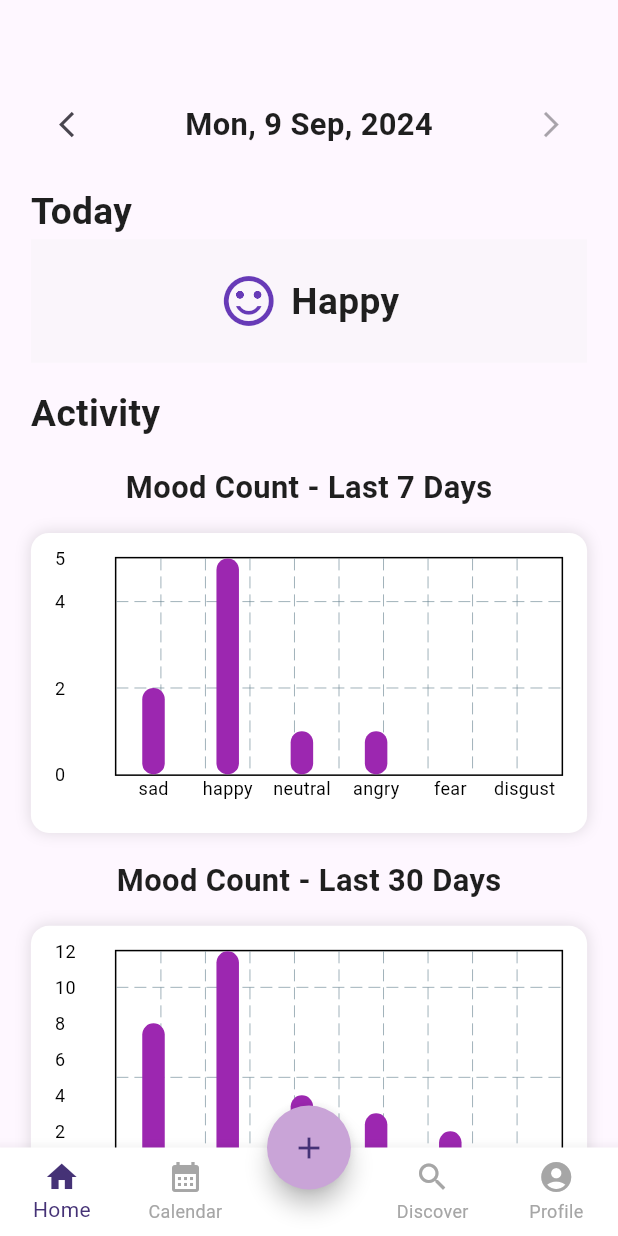
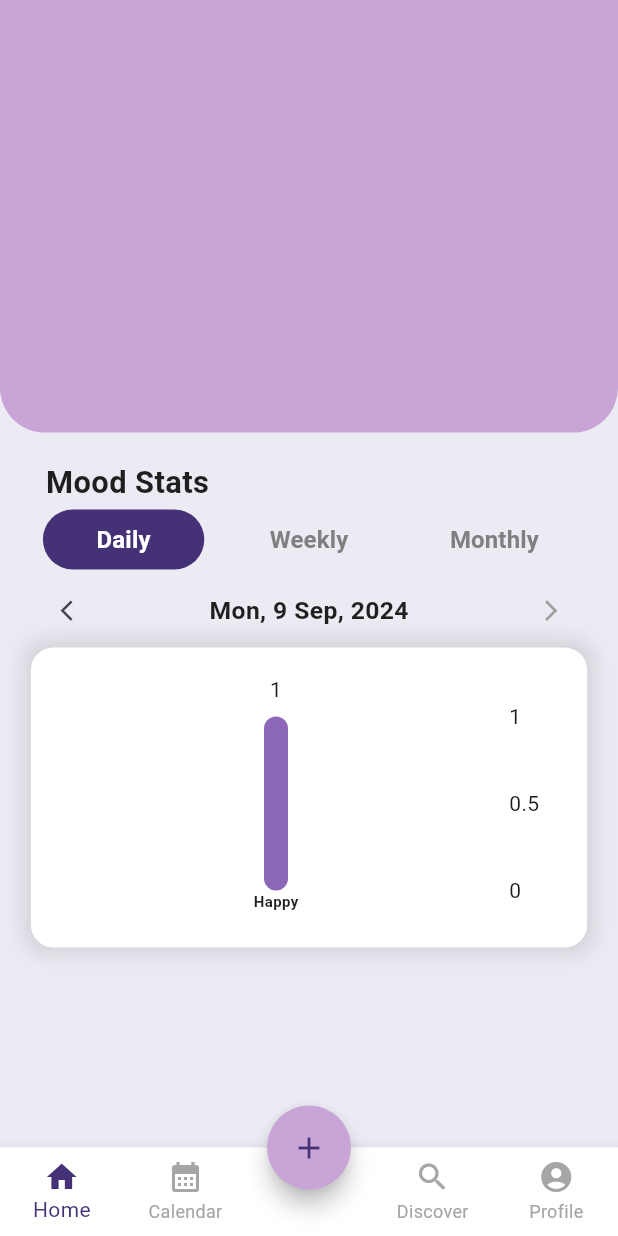
Before and after one commit to yjia28tan/EmoSense-Application, a Flutter app: the HomePage screen opened by its route, after a tap on "OK", on a phone screen of 412 x 824 dp. Run offline on Flutter 3.47's test engine with Material 3 defaults, Android fonts, the phone set to English and light mode, and no system bars; drawn by our look-alikes of fl_chart; our stand-ins replace cloud_firestore, firebase_auth, firebase_core, flutter_dotenv, google_fonts, table_calendar; accounts and stored records are empty; network calls fail; statements that could not run were skipped.

Commit message:
Update Home Page design

```diff
--- a/EmoSense/lib/api_services/spotify_services.dart
+++ b/EmoSense/lib/api_services/spotify_services.dart
@@ -36,7 +36,6 @@ class SpotifyService {
 
     if (response.statusCode == 200) {
       final data = json.decode(response.body);
-      print("Genres: $data");
       return List<String>.from(data['genres']);
     } else {
       throw Exception('Failed to load genres');
--- a/EmoSense/lib/main.dart
+++ b/EmoSense/lib/main.dart
@@ -65,7 +65,7 @@ class _MyAppState extends State<MyApp> {
         SigninPage.routeName: (context) => const SigninPage(),
         HomePage.routeName: (context) => HomePage(),
         GenreSelectionPage.routeName: (context) => GenreSelectionPage(),
-        AddEmotionRecordPage.routeName: (context) => AddEmotionRecordPage(),
+        // EmotionDetectionPage.routeName: (context) => EmotionDetectionPage(),
       },
     );
   }
--- a/EmoSense/lib/pages/artists_selection_page.dart
+++ b/EmoSense/lib/pages/artists_selection_page.dart
@@ -1,4 +1,3 @@
-import 'package:auto_size_text/auto_size_text.dart';
 import 'package:cloud_firestore/cloud_firestore.dart';
 import 'package:emosense/design_widgets/app_color.dart';
 import 'package:emosense/design_widgets/font_style.dart';
--- a/EmoSense/lib/pages/forgot_password.dart
+++ b/EmoSense/lib/pages/forgot_password.dart
@@ -4,9 +4,7 @@ import 'package:firebase_auth/firebase_auth.dart';
 import 'package:flutter/material.dart';
 import 'package:emosense/design_widgets/font_style.dart';
 import 'package:emosense/design_widgets/textfield_style.dart';
-import 'package:emosense/pages/signup_page.dart';
-import 'package:emosense/pages/home_page.dart';
-import 'package:emosense/pages/genre_selection_page.dart';
+import 'package:emosense/pages/signin_page.dart';
 
 class ForgotPasswordPage extends StatefulWidget {
   static String routeName = '/ForgotPasswordPage';
@@ -105,7 +103,7 @@ class _ForgotPasswordPageState extends State<ForgotPasswordPage> {
                           }
                         },
                         icon: Icon(Icons.check, color: Color(0xFFF2F2F2)),
-                        label: Text('Send Code', style: homeSubHeaderText),
+                        label: Text('Send Code', style: whiteText),
                       ),
                     ),
 
--- a/EmoSense/lib/pages/home_content_page.dart
+++ b/EmoSense/lib/pages/home_content_page.dart
@@ -1,5 +1,7 @@
+import 'package:emosense/design_widgets/app_color.dart';
 import 'package:fl_chart/fl_chart.dart';
 import 'package:flutter/material.dart';
+import 'package:google_fonts/google_fonts.dart';
 import 'package:intl/intl.dart';
 import '/design_widgets/font_style.dart';
 
@@ -11,15 +13,7 @@ class HomeContentPage extends StatefulWidget {
 class _HomeContentPageState extends State<HomeContentPage> {
   DateTime _selectedDate = DateTime.now();
   late String formattedDate;
-  // String? todayEmotion;
-  // Icon? todayEmotionIcon;
-  String? emotionID;
-
-  @override
-  void initState() {
-    super.initState();
-    formattedDate = DateFormat('E, d MMM, yyyy').format(_selectedDate);
-  }
+  String _selectedView = 'Daily';
 
   // Example data for today mood
   String todayEmotion = "Happy";
@@ -44,11 +38,41 @@ class _HomeContentPageState extends State<HomeContentPage> {
     "disgust": 1,
   };
 
+  @override
+  void initState() {
+    super.initState();
+    _resetToToday(); // Set the initial date and view
+  }
+
+  void _resetToToday() {
+    setState(() {
+      _selectedDate = DateTime.now(); // Reset to today's date
+      _updateFormattedDate(); // Update the date display based on the selected view
+    });
+  }
+
+  void _updateFormattedDate() {
+    if (_selectedView == 'Daily') {
+      formattedDate = DateFormat('E, d MMM, yyyy').format(_selectedDate);
+    } else if (_selectedView == 'Weekly') {
+      formattedDate = _getWeeklyDateRange();
+    } else if (_selectedView == 'Monthly') {
+      formattedDate = DateFormat('MMMM yyyy').format(_selectedDate);
+    }
+  }
+
+  String _getWeeklyDateRange() {
+    final startOfWeek = _selectedDate.subtract(Duration(days: _selectedDate.weekday - 1));
+    final endOfWeek = _selectedDate.add(Duration(days: DateTime.daysPerWeek - _selectedDate.weekday));
+    final startFormatted = DateFormat('d MMM').format(startOfWeek);
+    final endFormatted = DateFormat('d MMM').format(endOfWeek);
+    return '$startFormatted - $endFormatted';
+  }
 
   void _showPreviousDay() {
     setState(() {
       _selectedDate = _selectedDate.subtract(Duration(days: 1));
-      formattedDate = DateFormat('E, d MMM, yyyy').format(_selectedDate);
+      _updateFormattedDate();
     });
   }
 
@@ -56,9 +80,37 @@ class _HomeContentPageState extends State<HomeContentPage> {
     if (!_isToday()) {
       setState(() {
         _selectedDate = _selectedDate.add(Duration(days: 1));
-        formattedDate = DateFormat('E, d MMM, yyyy').format(_selectedDate);
+        _updateFormattedDate();
       });
     }
+  }
+
+  void _showPreviousWeek() {
+    setState(() {
+      _selectedDate = _selectedDate.subtract(Duration(days: 7));
+      _updateFormattedDate();
+    });
+  }
+
+  void _showNextWeek() {
+    setState(() {
+      _selectedDate = _selectedDate.add(Duration(days: 7));
+      _updateFormattedDate();
+    });
+  }
+
+  void _showPreviousMonth() {
+    setState(() {
+      _selectedDate = DateTime(_selectedDate.year, _selectedDate.month - 1, _selectedDate.day);
+      _updateFormattedDate();
+    });
+  }
+
+  void _showNextMonth() {
+    setState(() {
+      _selectedDate = DateTime(_selectedDate.year, _selectedDate.month + 1, _selectedDate.day);
+      _updateFormattedDate();
+    });
   }
 
   bool _isToday() {
@@ -73,117 +125,144 @@ class _HomeContentPageState extends State<HomeContentPage> {
     final screenHeight = MediaQuery.of(context).size.height;
     final screenWidth = MediaQuery.of(context).size.width;
 
+    Map<String, int> moodData;
+    if (_selectedView == 'Weekly') {
+      moodData = weeklyMoodCount;
+    } else if (_selectedView == 'Monthly') {
+      moodData = monthlyMoodCount;
+    } else {
+      moodData = {
+        todayEmotion.toLowerCase(): 1, // Example data for daily mood
+      };
+    }
+
     return Scaffold(
-      body: SingleChildScrollView( // Make the screen scrollable
-        child: Padding(
+      backgroundColor: AppColors.downBackgroundColor,
+      body: Stack(
+        children: [
+          Container(
+            child: Column(
+              children: [
+                Container(
+                  height: screenHeight * 0.35,
+                  decoration: BoxDecoration(
+                    color: AppColors.upBackgroundColor,
+                    borderRadius: BorderRadius.only(
+                      bottomLeft: Radius.circular(30),
+                      bottomRight: Radius.circular(30),
+                    ),
+                  ),
+                ),
+                Padding(
                   padding: EdgeInsets.symmetric(
                       horizontal: screenWidth * 0.05,
-              vertical: screenHeight * 0.05
+                      vertical: screenHeight * 0.01
                   ),
                   child: Column(
                     children: [
+                      Padding(
+                        padding: const EdgeInsets.only(top: 10, left: 10, right: 10),
+                        child: Container(
+                          child: Align(
+                            alignment: Alignment.centerLeft,
+                            child: Text(
+                              'Mood Stats',
+                              style: titleBlack.copyWith(fontSize: screenHeight * 0.025),
+                            ),
+                          ),
+                        ),
+                      ),
+                      Row(
+                        mainAxisAlignment: MainAxisAlignment.spaceEvenly,
+                        children: [
+                          _buildViewButton('Daily'),
+                          _buildViewButton('Weekly'),
+                          _buildViewButton('Monthly'),
+                        ],
+                      ),
+
                       Container(
-                height: screenHeight * 0.1, // Adjusting height based on screen size
                         child: Row(
                           mainAxisAlignment: MainAxisAlignment.spaceBetween,
                           children: [
-                    // Button to go to the previous day
+                            // Button to go to the previous day/week/month
                             IconButton(
-                      iconSize: screenHeight * 0.025, // Adjusting icon size based on screen height
+                              iconSize: screenHeight * 0.02, // Adjusting icon size based on screen height
                               icon: Icon(Icons.arrow_back_ios_outlined),
-                      onPressed: _showPreviousDay,
+                              onPressed: () {
+                                if (_selectedView == 'Daily') {
+                                  _showPreviousDay();
+                                } else if (_selectedView == 'Weekly') {
+                                  _showPreviousWeek();
+                                } else if (_selectedView == 'Monthly') {
+                                  _showPreviousMonth();
+                                }
+                              },
                             ),
                             Text(
                               formattedDate,
-                      style: titleBlack.copyWith(fontSize: screenHeight * 0.025), // Adjust font size
+                              style: titleBlack.copyWith(fontSize: screenHeight * 0.02), // Adjust font size
                             ),
                             IconButton(
-                      iconSize: screenHeight * 0.025, // Adjusting icon size based on screen height
+                              iconSize: screenHeight * 0.02, // Adjusting icon size based on screen height
                               icon: Icon(Icons.arrow_forward_ios_outlined),
-                      onPressed: _isToday() ? null : _showNextDay,
+                              onPressed: () {
+                                if (_selectedView == 'Daily' && !_isToday()) {
+                                  _showNextDay();
+                                } else if (_selectedView == 'Weekly') {
+                                  _showNextWeek();
+                                } else if (_selectedView == 'Monthly') {
+                                  _showNextMonth();
+                                }
+                              },
                               color: _isToday() ? Colors.grey : null, // Grey out the icon if disabled
                             ),
                           ],
                         ),
                       ),
 
-              // SizedBox(height: screenHeight * 0.001), // Adjusting space between date and content
-              Align(
-                alignment: Alignment.centerLeft, // Align the 'Today' text to the left
-                child: Text(
-                  "Today",
-                  style: homepageText.copyWith(fontSize: screenHeight * 0.03),
+                      _buildMoodBarChart(moodData),
+                    ],
                   ),
-              ),
-              SizedBox(height: screenHeight * 0.001), // Adjusting space between title and content
-              // Display today's emotion
-              Container(
-                height: screenHeight * 0.1,
-                width: screenWidth * 0.9,
-                decoration: BoxDecoration(
-                  color: Color(0xFFF2F2F2).withOpacity(0.3),
-                  // border: Border.all(
-                  //   color: Color(0xFFC9A4D7),
-                  //   width: 2.0,
-                  // ),
-                  // borderRadius: BorderRadius.circular(8.0),
-                ),
-                child: Column(
-                  mainAxisAlignment: MainAxisAlignment.center,
-                  children: [
-                    Row(
-                      mainAxisAlignment: MainAxisAlignment.center,
-                      children: [
-                        todayEmotionIcon ??
-                            Icon(Icons.sentiment_neutral, size: screenHeight * 0.04),
-                        SizedBox(width: screenWidth * 0.02), // Add spacing between icon and text
-                        Text(
-                          todayEmotion ?? 'No emotion recorded',
-                          style: homepageText.copyWith(fontSize: screenHeight * 0.03), // Adjust font size
-                        ),
-                      ],
                 ),
               ],
             ),
           ),
-
-              SizedBox(height: screenHeight * 0.02),
-              Align(
-                alignment: Alignment.centerLeft,
-                child: Text(
-                  "Activity",
-                  style: homepageText.copyWith(fontSize: screenHeight * 0.03),
-                ),
-              ),
-              SizedBox(height: screenHeight * 0.02),
-
-              // Mood Count Graph - Weekly
-              Text(
-                "Mood Count - Last 7 Days",
-                style: homepageText.copyWith(fontSize: screenHeight * 0.025),
-              ),
-              SizedBox(height: screenHeight * 0.02),
-              _buildMoodBarChart(weeklyMoodCount),
-
-              SizedBox(height: screenHeight * 0.02),
-
-              // Mood Count Graph - Monthly
-              Text(
-                "Mood Count - Last 30 Days",
-                style: homepageText.copyWith(fontSize: screenHeight * 0.025),
-              ),
-              SizedBox(height: screenHeight * 0.02),
-              _buildMoodBarChart(monthlyMoodCount),
-
-
-
-              // Add other widgets or content that here
         ],
       ),
+    );
+  }
+
+  Widget _buildViewButton(String view) {
+    final bool isSelected = _selectedView == view;
+
+    return Expanded(
+      child: Padding(
+        padding: const EdgeInsets.only(left: 8.0, right: 8),
+        child: TextButton(
+          onPressed: () {
+            setState(() {
+              _selectedView = view;
+              _resetToToday(); // Reset to today's date when switching views
+            });
+          },
+          style: ElevatedButton.styleFrom(
+            foregroundColor: isSelected ? Colors.white : AppColors.textColorGrey,
+            backgroundColor: isSelected ? AppColors.darkPurpleColor : AppColors.lightBackgroundColor, // Text color
+            shape: RoundedRectangleBorder(
+              borderRadius: BorderRadius.circular(50.0),
+              // no border
+            ),
+            padding: EdgeInsets.symmetric(vertical: 5.0), // Padding for size
+          ),
+          child: Text(view,
+              style: GoogleFonts.leagueSpartan(
+                  fontSize: 16,
+                  fontWeight: FontWeight.bold),
+              textAlign: TextAlign.center),
         ),
       ),
     );
-  }
   }
 
   Widget _buildMoodBarChart(Map<String, int> moodData) {
@@ -191,78 +270,59 @@ Widget _buildMoodBarChart(Map<String, int> moodData) {
       height: 200,
       padding: EdgeInsets.all(16),
       decoration: BoxDecoration(
-      color: Colors.white,
-      borderRadius: BorderRadius.circular(12),
+        color: AppColors.whiteColor,
+        borderRadius: BorderRadius.circular(15),
         boxShadow: [
           BoxShadow(
-          color: Colors.black12,
-          blurRadius: 8,
+            color: Colors.black.withOpacity(0.1),
+            spreadRadius: 5,
+            blurRadius: 10,
           ),
         ],
       ),
       child: BarChart(
         BarChartData(
-        alignment: BarChartAlignment.spaceAround,
-        barGroups: moodData.entries.map((entry) {
-          return BarChartGroupData(
-            x: entry.key.hashCode,
-            barRods: [
-              BarChartRodData(
-                toY: entry.value.toDouble(),
-                color: Colors.purple,
-                width: 15,
-              ),
-            ],
-          );
-        }).toList(),
+          borderData: FlBorderData(show: false),
           titlesData: FlTitlesData(
+            show: true,
+
             bottomTitles: AxisTitles(
               sideTitles: SideTitles(
                 showTitles: true,
                 getTitlesWidget: (double value, TitleMeta meta) {
-                String mood = moodData.keys.firstWhere(
-                      (key) => key.hashCode == value.toInt(),
-                  orElse: () => '',
-                );
+                  List<String> emotions = ["Sad", "Happy", "Neutral", "Angry", "Fear", "Disgust"];
                   return Text(
-                  mood,
+                    emotions[value.toInt()],
                     style: TextStyle(
-                    fontSize: 12,
-                    color: Colors.black,
+                      color: AppColors.textColorBlack,
+                      fontWeight: FontWeight.bold,
+                      fontSize: 10,
                     ),
                   );
                 },
               ),
             ),
-          topTitles: AxisTitles(
-            sideTitles: SideTitles(showTitles: false),
-          ),
             leftTitles: AxisTitles(
               sideTitles: SideTitles(
-              showTitles: true,
-              reservedSize: 40, // Increase reserved size to prevent overlap
-              interval: 2, // Define an interval for the Y-axis labels
-              getTitlesWidget: (value, meta) {
-                return Padding(
-                  padding: const EdgeInsets.only(right: 8.0), // Add padding to prevent overlap
-                  child: Text(
-                    value.toInt().toString(),
-                    style: TextStyle(
-                      fontSize: 12,
-                      color: Colors.black,
+                showTitles: false,
               ),
             ),
+          ),
+          gridData: FlGridData(show: false),
+          barGroups: moodData.entries.map((entry) {
+            return BarChartGroupData(
+              x: ["sad", "happy", "neutral", "angry", "fear", "disgust"].indexOf(entry.key),
+              barRods: [
+                BarChartRodData(
+                  toY: entry.value.toDouble(),
+                  color: AppColors.darkLogoColor,
+                  width: 16,
+                ),
+              ],
             );
-              },
-            ),
-          ),
-          rightTitles: AxisTitles(
-            sideTitles: SideTitles(showTitles: false),
-          ),
-        ),
-        gridData: FlGridData(show: true),
-        borderData: FlBorderData(show: true),
+          }).toList(),
         ),
       ),
     );
   }
+}
--- a/EmoSense/lib/pages/home_page.dart
+++ b/EmoSense/lib/pages/home_page.dart
@@ -1,8 +1,3 @@
-import 'package:cloud_firestore/cloud_firestore.dart';
-import 'package:emosense/main.dart';
-import 'package:emosense/pages/get_starter_page.dart';
-import 'package:emosense/pages/signin_page.dart';
-import 'package:firebase_auth/firebase_auth.dart';
 import 'package:flutter/material.dart';
 import 'package:emosense/pages/add_emotion_page.dart';
 import 'package:emosense/pages/calendar_page.dart';
@@ -25,7 +20,7 @@ class _HomePageState extends State<HomePage> {
   final List<Widget> _pages = <Widget>[
     HomeContentPage(),
     CalendarPage(),
-    AddEmotionRecordPage(),
+    EmotionDetectionPage(),
     DiscoverPage(),
     ProfilePage(),
   ];
```
Lines whose indentation alone changed are shown as unchanged.
